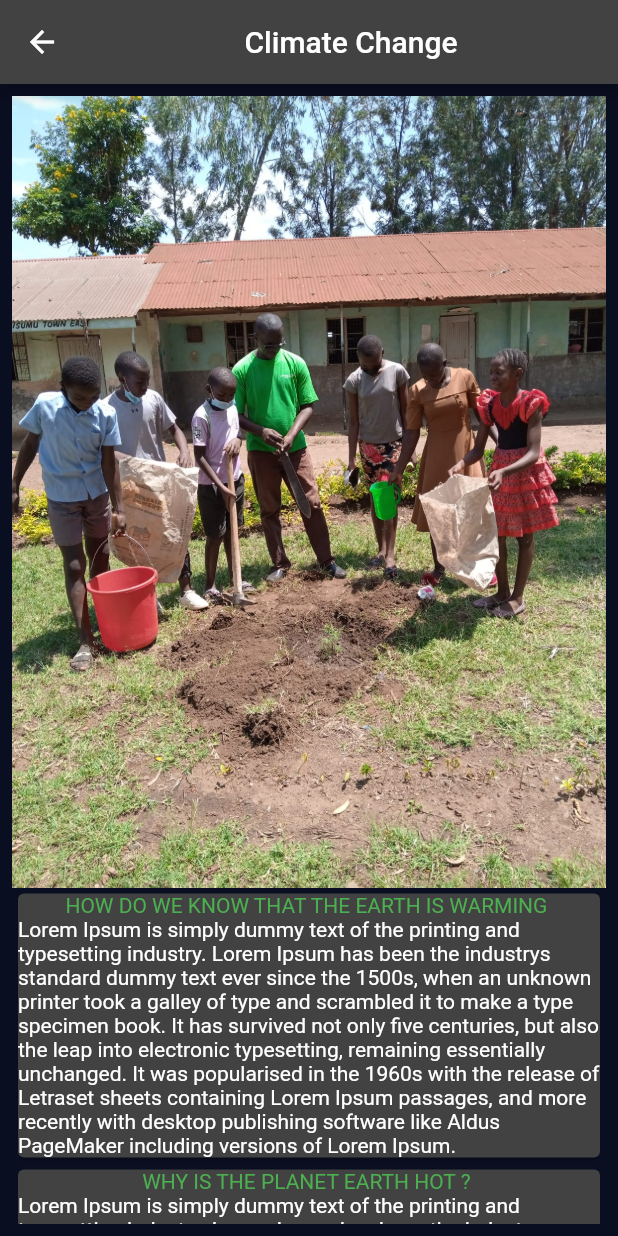
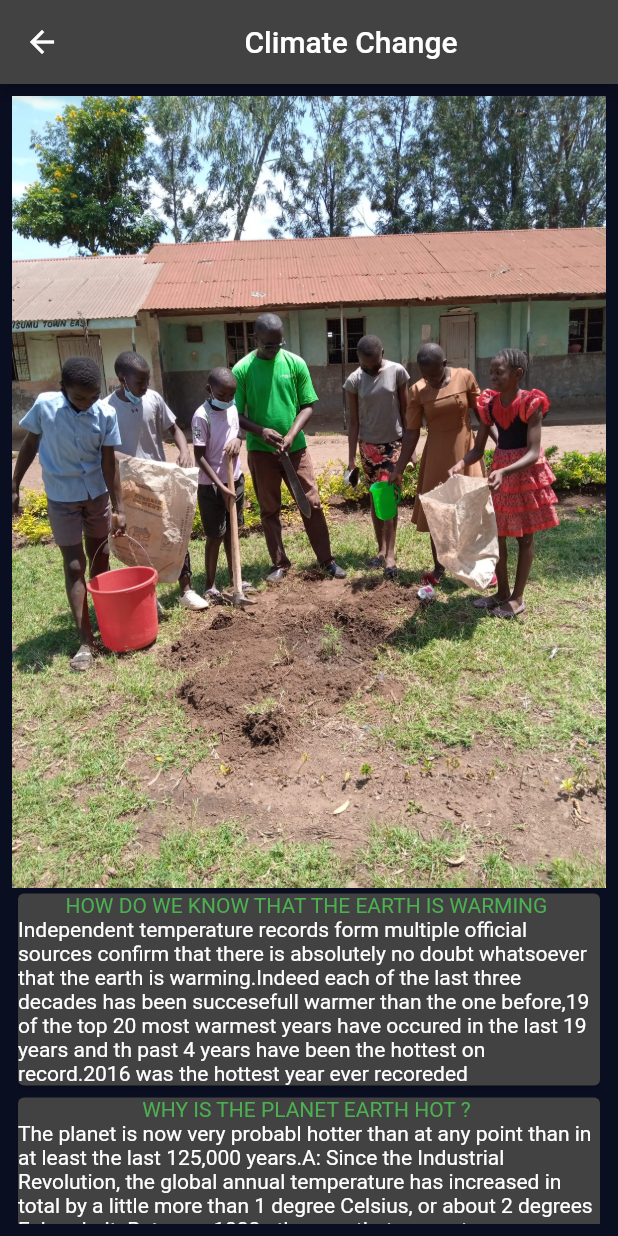
Before and after one commit to flavian-anselmo/TreeTracker, a Flutter app: the screen it shows after launch, after a tap on "Climate Change", on a phone screen of 412 x 824 dp. Run offline on Flutter 3.47's test engine with Material 2 defaults, Android fonts, the phone set to English and light mode, and no system bars; our stand-ins replace cloud_firestore, firebase_core, firebase_storage, flutter_easyloading, image_picker, video_player; accounts and stored records are empty; network calls fail.

```diff
--- a/treetracker/lib/main.dart
+++ b/treetracker/lib/main.dart
@@ -1,5 +1,6 @@
 import 'package:firebase_core/firebase_core.dart';
 import 'package:flutter/material.dart';
+import 'package:flutter_easyloading/flutter_easyloading.dart';
 import 'package:treetracker/screens/climate.dart';
 import 'package:treetracker/screens/dashboard.dart';
 import 'package:treetracker/screens/goals.dart';
@@ -32,9 +33,11 @@ class MyApp extends StatelessWidget {
         UploadPhotoToDb.id: (context) => const UploadPhotoToDb(),
         ClimateChange.id: (context) => const ClimateChange(),
         Goals.id: (context) => const Goals(),
-        MicrobitSimulation.id:(context)=>const MicrobitSimulation(),
-        DisplayTreeAdded.id:(context)=>const DisplayTreeAdded(),
+        MicrobitSimulation.id: (context) => const MicrobitSimulation(),
+        DisplayTreeAdded.id: (context) => const DisplayTreeAdded(),
+
       },
+      builder: EasyLoading.init(),
     );
   }
 }
--- a/treetracker/lib/screens/climate.dart
+++ b/treetracker/lib/screens/climate.dart
@@ -27,7 +27,7 @@ class ClimateChange extends StatelessWidget {
                     style: TextStyle(color: Colors.green),
                   )),
                   Text(
-                      'Lorem Ipsum is simply dummy text of the printing and typesetting industry. Lorem Ipsum has been the industrys standard dummy text ever since the 1500s, when an unknown printer took a galley of type and scrambled it to make a type specimen book. It has survived not only five centuries, but also the leap into electronic typesetting, remaining essentially unchanged. It was popularised in the 1960s with the release of Letraset sheets containing Lorem Ipsum passages, and more recently with desktop publishing software like Aldus PageMaker including versions of Lorem Ipsum.'),
+                      'Independent temperature records form multiple official sources confirm that there is absolutely no doubt whatsoever that the earth is warming.Indeed each of the last three decades has been succesefull warmer than the one before,19 of the top 20 most warmest years have occured in the last 19 years and th past 4 years have been the hottest on record.2016 was the hottest year ever recoreded'),
                 ],
               ),
             ),
@@ -40,62 +40,14 @@ class ClimateChange extends StatelessWidget {
                     style: TextStyle(color: Colors.green),
                   )),
                   Text(
-                      'Lorem Ipsum is simply dummy text of the printing and typesetting industry. Lorem Ipsum has been the industrys standard dummy text ever since the 1500s, when an unknown printer took a galley of type and scrambled it to make a type specimen book. It has survived not only five centuries, but also the leap into electronic typesetting, remaining essentially unchanged. It was popularised in the 1960s with the release of Letraset sheets containing Lorem Ipsum passages, and more recently with desktop publishing software like Aldus PageMaker including versions of Lorem Ipsum.'),
+                      'The planet is now very probabl hotter than at any point than in at least the last 125,000 years.A: Since the Industrial Revolution, the global annual temperature has increased in total by a little more than 1 degree Celsius, or about 2 degrees Fahrenheit. Between 1880—the year that accurate recordkeeping began—and 1980, it rose on average by 0.07 degrees Celsius (0.13 degrees Fahrenheit) every 10 years. Since 1981, however, the rate of increase has more than doubled: For the last 40 years, we’ve seen the global annual temperature rise by 0.18 degrees Celsius, or 0.32 degrees Fahrenheit, per decade.'),
                 ],
               ),
             ),
-            Card(
-              child: Column(
-                children: const [
-                  Center(
-                      child: Text(
-                    'WHAT IS THE GREEN HOUSE EFFECT? ',
-                    style: TextStyle(color: Colors.green),
-                  )),
-                  Text(
-                      'Lorem Ipsum is simply dummy text of the printing and typesetting industry. Lorem Ipsum has been the industrys standard dummy text ever since the 1500s, when an unknown printer took a galley of type and scrambled it to make a type specimen book. It has survived not only five centuries, but also the leap into electronic typesetting, remaining essentially unchanged. It was popularised in the 1960s with the release of Letraset sheets containing Lorem Ipsum passages, and more recently with desktop publishing software like Aldus PageMaker including versions of Lorem Ipsum.'),
-                ],
-              ),
-            ),
-            Card(
-              child: Column(
-                children: const [
-                  Center(
-                      child: Text(
-                    'DOES THE EARTH CLIMATE CHANGE NATURALLY? ',
-                    style: TextStyle(color: Colors.green),
-                  )),
-                  Text(
-                      'Lorem Ipsum is simply dummy text of the printing and typesetting industry. Lorem Ipsum has been the industrys standard dummy text ever since the 1500s, when an unknown printer took a galley of type and scrambled it to make a type specimen book. It has survived not only five centuries, but also the leap into electronic typesetting, remaining essentially unchanged. It was popularised in the 1960s with the release of Letraset sheets containing Lorem Ipsum passages, and more recently with desktop publishing software like Aldus PageMaker including versions of Lorem Ipsum.'),
-                ],
-              ),
-            ),
-            Card(
-              child: Column(
-                children: const [
-                  Center(
-                      child: Text(
-                    'IS THE RISE CARBON DIOXIDE LEVELS DUE TO HUMAN ACTIVITY?  ',
-                    style: TextStyle(color: Colors.green),
-                  )),
-                  Text(
-                      'Lorem Ipsum is simply dummy text of the printing and typesetting industry. Lorem Ipsum has been the industrys standard dummy text ever since the 1500s, when an unknown printer took a galley of type and scrambled it to make a type specimen book. It has survived not only five centuries, but also the leap into electronic typesetting, remaining essentially unchanged. It was popularised in the 1960s with the release of Letraset sheets containing Lorem Ipsum passages, and more recently with desktop publishing software like Aldus PageMaker including versions of Lorem Ipsum.'),
-                ],
-              ),
-            ),
-            Card(
-              child: Column(
-                children: const [
-                  Center(
-                      child: Text(
-                    'CAN WE BE SURE THAT HUMAN ACTIVITY IS CAUSING GLOBAL WARMING? ',
-                    style: TextStyle(color: Colors.green),
-                  )),
-                  Text(
-                      'Lorem Ipsum is simply dummy text of the printing and typesetting industry. Lorem Ipsum has been the industrys standard dummy text ever since the 1500s, when an unknown printer took a galley of type and scrambled it to make a type specimen book. It has survived not only five centuries, but also the leap into electronic typesetting, remaining essentially unchanged. It was popularised in the 1960s with the release of Letraset sheets containing Lorem Ipsum passages, and more recently with desktop publishing software like Aldus PageMaker including versions of Lorem Ipsum.'),
-                ],
-              ),
-            ),
+
+
+
+
           ],
         ),
       ),
--- a/treetracker/lib/screens/dashboard.dart
+++ b/treetracker/lib/screens/dashboard.dart
@@ -18,7 +18,7 @@ class _DashBoardState extends State<DashBoard> {
   Widget build(BuildContext context) {
     return Scaffold(
       appBar: AppBar(
-        title: const Center(child: Text('Tree')),
+        title: const Center(child: Text('TreeTracker')),
       ),
       body: Padding(
           padding: const EdgeInsets.all(8.0),
@@ -38,6 +38,7 @@ class _DashBoardState extends State<DashBoard> {
                 crossAxisCount: 2,
                 children: [
                   InkWell(
+                    splashColor: Colors.green,
                     onTap: () {
                       //display the trees available
                       Navigator.push(context,
@@ -46,10 +47,11 @@ class _DashBoardState extends State<DashBoard> {
                       }));
                     },
                     child: const Card(
-                      child: Center(child: Text('My trees')),
+                      child: Center(child: Text('My trees',style: TextStyle(fontSize: 20),)),
                     ),
                   ),
                   InkWell(
+                    splashColor: Colors.green,
                     onTap: () {
                       Navigator.push(context,
                           MaterialPageRoute(builder: (context) {
@@ -57,10 +59,11 @@ class _DashBoardState extends State<DashBoard> {
                       }));
                     },
                     child: const Card(
-                      child: Center(child: Text('Climate Change')),
+                      child: Center(child: Text('Climate Change',style: TextStyle(fontSize: 20))),
                     ),
                   ),
                   InkWell(
+                    splashColor: Colors.green,
                     onTap: () {
                       Navigator.push(context,
                           MaterialPageRoute(builder: (context) {
@@ -69,11 +72,12 @@ class _DashBoardState extends State<DashBoard> {
                     },
                     child: const Card(
                       child: Center(
-                        child: Text('Microbit Project Demo'),
+                        child: Text('Microbit Project',style: TextStyle(fontSize: 20)),
                       ),
                     ),
                   ),
                   InkWell(
+                    splashColor: Colors.green,
                     onTap: () {
                       Navigator.push(context,
                           MaterialPageRoute(builder: (context) {
@@ -82,7 +86,7 @@ class _DashBoardState extends State<DashBoard> {
                     },
                     child: const Card(
                       child: Center(
-                        child: Text('plant Trees'),
+                        child: Text('plant Trees',style: TextStyle(fontSize: 20)),
                       ),
                     ),
                   ),
--- a/treetracker/lib/screens/map.dart
+++ b/treetracker/lib/screens/map.dart
@@ -1,6 +1,6 @@
-
 import 'package:cloud_firestore/cloud_firestore.dart';
 import 'package:flutter/material.dart';
+import 'package:flutter_easyloading/flutter_easyloading.dart';
 
 class DisplayTreeAdded extends StatefulWidget {
   const DisplayTreeAdded({Key? key}) : super(key: key);
@@ -28,8 +28,9 @@ class _DisplayTreeAddedState extends State<DisplayTreeAdded> {
     for (var tree in trees.docs) {
       setState(() {
         treeImages.add(tree.data());
-        isfetched =true;
+        isfetched = true;
         print(treeImages);
+        EasyLoading.showToast('Trees Extracted Succesfully');
       });
     }
   }
@@ -45,7 +46,8 @@ class _DisplayTreeAddedState extends State<DisplayTreeAdded> {
             ) {
               return Padding(
                 padding: const EdgeInsets.all(15.0),
-                child: Card(child: Column(
+                child: Card(
+                    child: Column(
                   children: [
                     Image.network(treeImages[index]['videourl']),
                     const Text('location:'),
--- a/treetracker/lib/screens/microbit.dart
+++ b/treetracker/lib/screens/microbit.dart
@@ -20,7 +20,7 @@ class MicrobitSimulation extends StatelessWidget {
                   style: TextStyle(color: Colors.green, fontSize: 30),
                 )),
                 Text(
-                  'The Students were able to develop a device that tracks a falling tree in the Forest,The Sender device that is attached to a tree  send a signall if there is a freefall and the reciver which is worn by the Warden displays a tree is falling.  ',
+                  'The Students were able to develop a device that tracks a falling tree in the Forest,The Sender device  is attached to a tree  send a signal if there is a freefall and the reciver which is worn by the Warden to inform him or her that a tree is falling.  ',
                   style: TextStyle(color: Colors.white, fontSize: 20),
                 ),
               ],
--- a/treetracker/lib/screens/upload.dart
+++ b/treetracker/lib/screens/upload.dart
@@ -3,6 +3,7 @@ import 'dart:io';
 import 'package:cloud_firestore/cloud_firestore.dart';
 import 'package:firebase_storage/firebase_storage.dart';
 import 'package:flutter/material.dart';
+import 'package:flutter_easyloading/flutter_easyloading.dart';
 import 'package:image_picker/image_picker.dart';
 import 'package:path/path.dart';
 
@@ -59,7 +60,7 @@ class _UploadPhotoToDbState extends State<UploadPhotoToDb> {
             .add({'videourl': downloadUrl}).whenComplete(() {
           //PUT A toast msg to the user
           print('data saved well ');
-
+          EasyLoading.showSuccess('You are a Hero ');
         });
       });
     }
@@ -91,7 +92,7 @@ class _UploadPhotoToDbState extends State<UploadPhotoToDb> {
                                 //will access the camera and take tree picture
                                 getFromCamera();
                               },
-                              child: const Text('upload with Camera'),
+                              child: const Text('upload with Camera',style: TextStyle(color:Colors.green,fontSize:20)),
                             ),
                           ],
                         ),
@@ -105,7 +106,7 @@ class _UploadPhotoToDbState extends State<UploadPhotoToDb> {
                               onPressed: () {
                                 //post the image on cloud storage
                               },
-                              child: const Text('upload Image'),
+                              child: const Text('upload Image',style: TextStyle(color:Colors.green,fontSize:20)),
                             ),
                           ],
                         ),
--- a/treetracker/pubspec.yaml
+++ b/treetracker/pubspec.yaml
@@ -44,6 +44,9 @@ dependencies:
   video_player: ^2.2.5
   video_player_web: ^2.0.4
   chewie: ^1.2.2
+  flutter_spinkit: ^5.1.0
+  flutter_easyloading: ^3.0.3
+
 
 
 
```
Also changed, not shown: treetracker/lib/constants.dart (deleted), treetracker/pubspec.lock.
